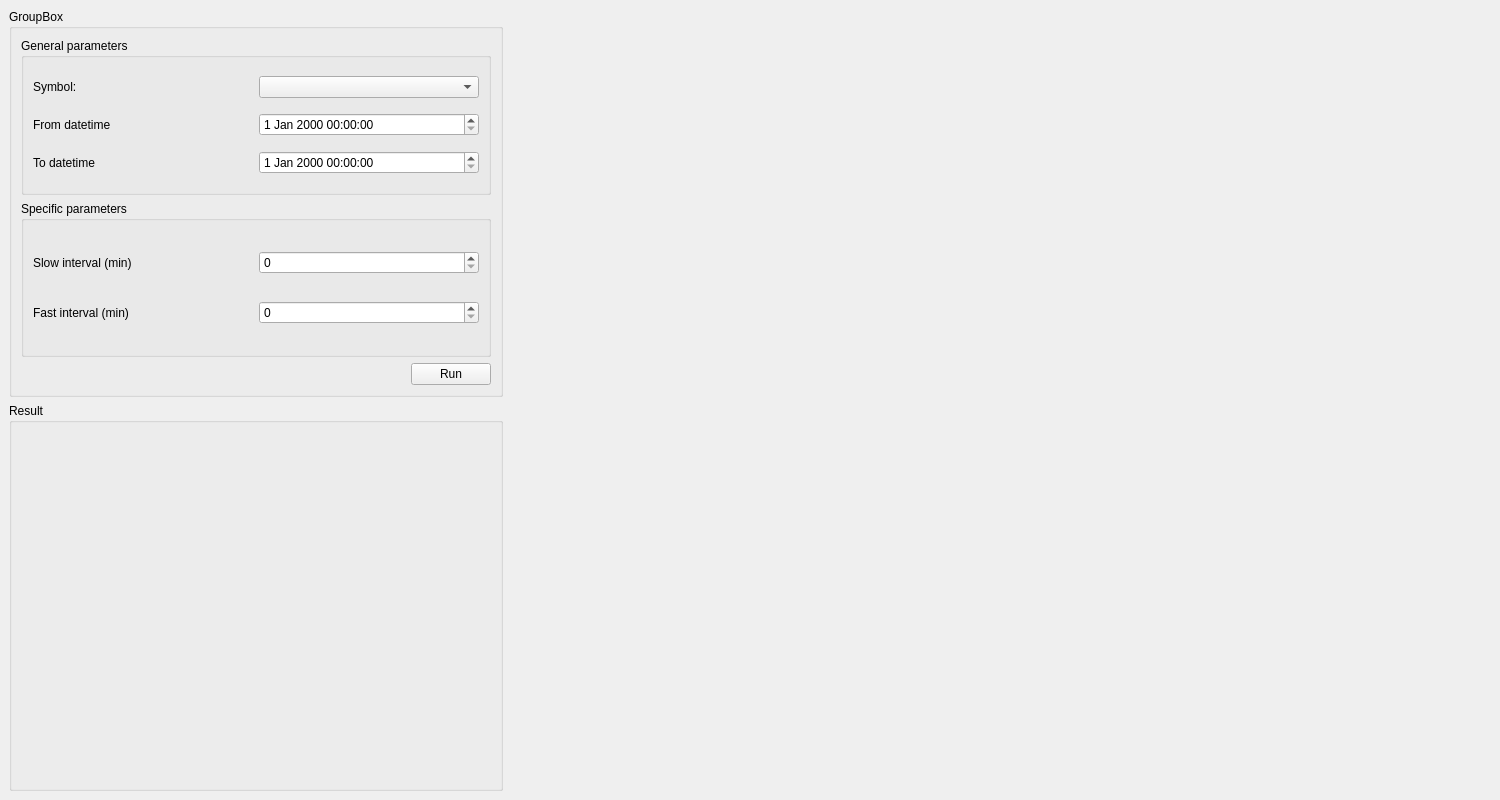
Before: the Qt Designer form frontend/mainwindow.ui in 84k491/crypto_cpp, drawn with Qt 5.
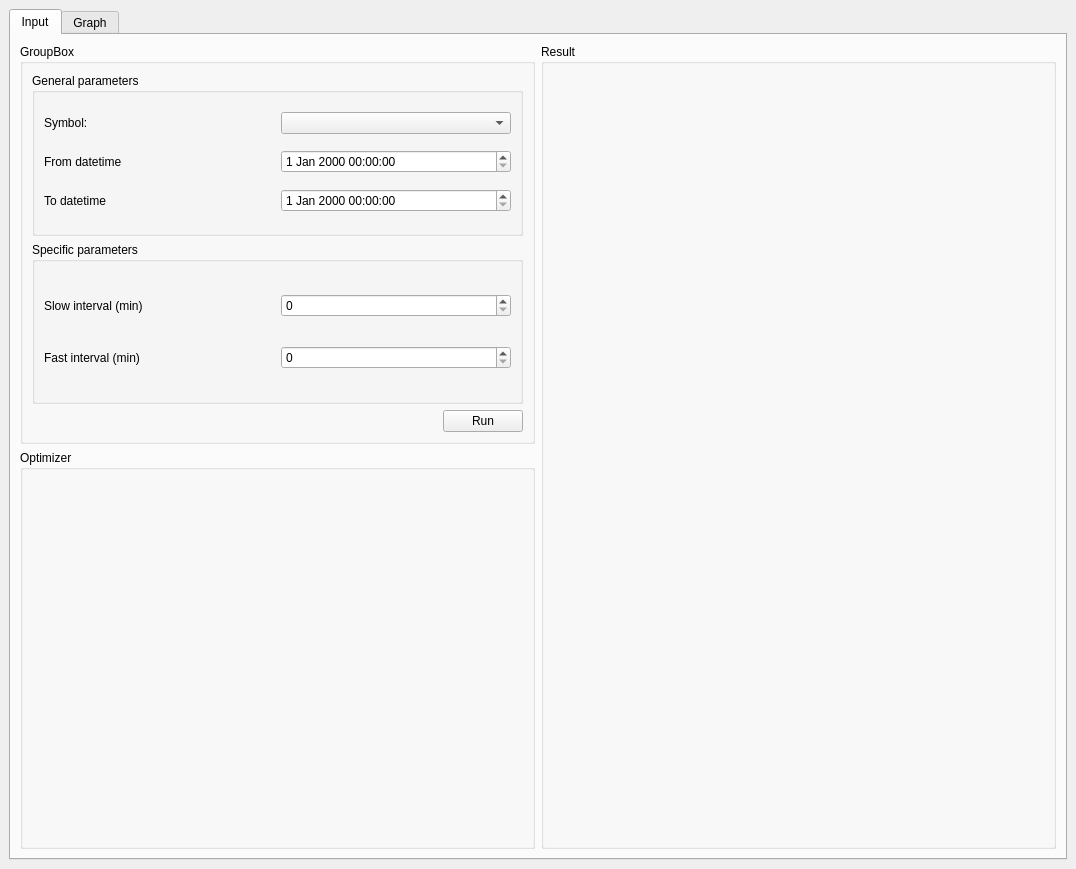
After: the same form once the commit is applied.

Patch:
```diff
--- a/frontend/mainwindow.ui
+++ b/frontend/mainwindow.ui
@@ -6,8 +6,8 @@
    <rect>
     <x>0</x>
     <y>0</y>
-    <width>1500</width>
-    <height>800</height>
+    <width>1076</width>
+    <height>869</height>
    </rect>
   </property>
   <property name="sizePolicy">
@@ -20,9 +20,19 @@
    <string>MainWindow</string>
   </property>
   <widget class="QWidget" name="centralwidget">
-   <layout class="QHBoxLayout" name="horizontalLayout" stretch="1,2">
+   <layout class="QVBoxLayout" name="verticalLayout_6">
     <item>
-     <layout class="QVBoxLayout" name="verticalLayout_left">
+     <widget class="QTabWidget" name="tabWidget">
+      <property name="currentIndex">
+       <number>0</number>
+      </property>
+      <widget class="QWidget" name="tab_first">
+       <attribute name="title">
+        <string>Input</string>
+       </attribute>
+       <layout class="QHBoxLayout" name="horizontalLayout_8" stretch="1,1">
+        <item>
+         <layout class="QVBoxLayout" name="verticalLayout">
       <item>
        <widget class="QGroupBox" name="groupBox">
         <property name="title">
@@ -149,6 +159,15 @@
        </widget>
       </item>
       <item>
+           <widget class="QGroupBox" name="groupBox_5">
+            <property name="title">
+             <string>Optimizer</string>
+            </property>
+           </widget>
+          </item>
+         </layout>
+        </item>
+        <item>
        <widget class="QGroupBox" name="groupBox_4">
         <property name="title">
          <string>Result</string>
@@ -156,13 +175,18 @@
        </widget>
       </item>
      </layout>
-    </item>
+      </widget>
+      <widget class="QWidget" name="tab_graph">
+       <attribute name="title">
+        <string>Graph</string>
+       </attribute>
+       <layout class="QVBoxLayout" name="verticalLayout_5">
     <item>
-     <layout class="QVBoxLayout" name="verticalLayout_graph">
-      <property name="sizeConstraint">
-       <enum>QLayout::SetDefaultConstraint</enum>
-      </property>
-     </layout>
+         <layout class="QVBoxLayout" name="verticalLayout_graph"/>
+        </item>
+       </layout>
+      </widget>
+     </widget>
     </item>
    </layout>
   </widget>
```
Lines whose indentation alone changed are shown as unchanged.
